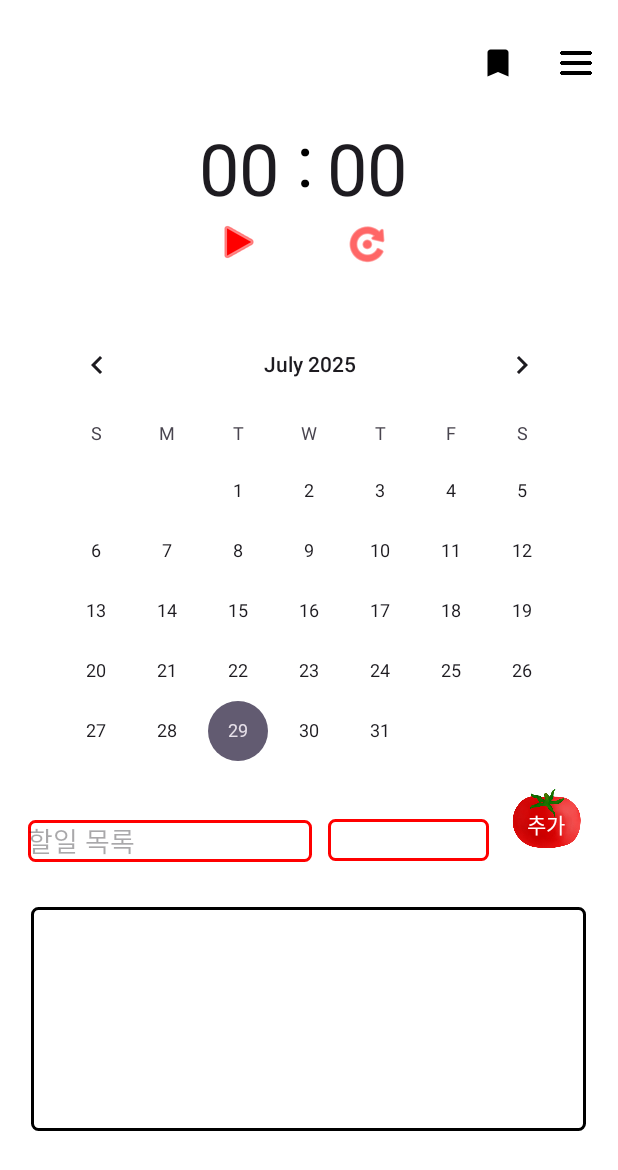
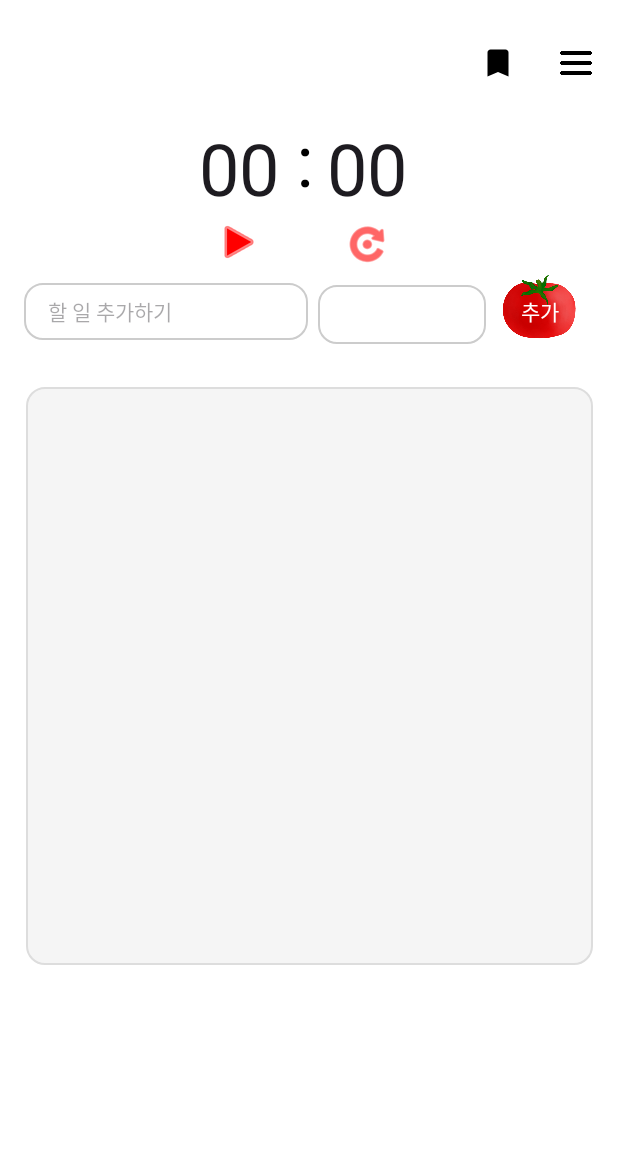
Before and after one commit to stonehenjii/GURU2_3, an Android app: the screen it shows after launch (MainActivity), on a phone screen of 412 x 824 dp. Shown: the top 1170 px of the screen. Run offline under Robolectric (Android 15) with nearby library versions, the phone set to English and light mode, and no system bars.

Commit message:
UI 수정

```diff
--- a/app/src/main/java/com/example/guru2_3/DatabaseHelper.kt
+++ b/app/src/main/java/com/example/guru2_3/DatabaseHelper.kt
@@ -2,6 +2,7 @@ import android.content.ContentValues
 import android.content.Context
 import android.database.sqlite.SQLiteDatabase
 import android.database.sqlite.SQLiteOpenHelper
+import com.example.guru2_3.TodoItem
 
 class DatabaseHelper(context: Context) : SQLiteOpenHelper(context, DATABASE_NAME, null, DATABASE_VERSION) {
 
@@ -520,4 +521,5 @@ class DatabaseHelper(context: Context) : SQLiteOpenHelper(context, DATABASE_NAME
     }
 
 
+
 }
--- a/app/src/main/java/com/example/guru2_3/MainActivity.kt
+++ b/app/src/main/java/com/example/guru2_3/MainActivity.kt
@@ -12,6 +12,7 @@ import android.view.MenuItem
 import android.view.View
 import android.widget.ArrayAdapter
 import android.widget.Button
+import android.widget.CalendarView
 import android.widget.EditText
 import android.widget.ImageButton
 import android.widget.ImageView
@@ -32,6 +33,9 @@ import androidx.core.view.WindowInsetsCompat
 import androidx.recyclerview.widget.DividerItemDecoration
 import androidx.recyclerview.widget.LinearLayoutManager
 import androidx.recyclerview.widget.RecyclerView
+import java.text.SimpleDateFormat
+import java.util.Calendar
+import java.util.Locale
 import java.util.Timer
 import kotlin.concurrent.timer
 
@@ -49,6 +53,7 @@ class MainActivity : AppCompatActivity() {
     private var isTimeSet = false
     private var isBreak = false
     private var userId: Long = 0
+    private var selectedDate: String =""
     //투두리스트 변수
 
     lateinit var  minTextView : TextView
@@ -62,6 +67,7 @@ class MainActivity : AppCompatActivity() {
     lateinit var  recyclerView: RecyclerView
     lateinit var spinner: Spinner
     lateinit var spinnerAdapter: ArrayAdapter<String>
+    //lateinit var calendarView : CalendarView
 
 
     private lateinit var dbHelper: DatabaseHelper
@@ -84,6 +90,7 @@ class MainActivity : AppCompatActivity() {
 
         Log.d("MainActivity", "studyTime: $studyTime, shortBreak: $shortBreak, longBreak: $longBreak, session: $session")
 
+
         // 상태바 색 변경 코드 추가
         // window.statusBarColor = ContextCompat.getColor(this, R.color.mainRed)
         window.decorView.systemUiVisibility = View.SYSTEM_UI_FLAG_LIGHT_STATUS_BAR  // 상태바 아이콘을 검정색으로
@@ -104,6 +111,7 @@ class MainActivity : AppCompatActivity() {
         recyclerView = findViewById(R.id.recyclerView)
         spinner = findViewById(R.id.spinner)
 
+
         todoAdapter = TodoAdapter(mutableListOf())
 
         recyclerView.layoutManager = LinearLayoutManager(this)
@@ -114,23 +122,27 @@ class MainActivity : AppCompatActivity() {
         val dividerItemDecoration = DividerItemDecoration(this, DividerItemDecoration.VERTICAL)
         recyclerView.addItemDecoration(dividerItemDecoration)
 
+        //태그
         spinnerAdapter = ArrayAdapter(this, android.R.layout.simple_spinner_item, mutableListOf())
         spinnerAdapter.setDropDownViewResource(android.R.layout.simple_spinner_dropdown_item)
         spinner.adapter = spinnerAdapter
 
-
         val tagPairs = dbHelper.getAllTags(userId)  // List<Pair<Long, String>>
         val tagNames = tagPairs.map { it.second }   // List<String>
-        val adapter = ArrayAdapter(this, android.R.layout.simple_spinner_item, tagNames)
-        adapter.setDropDownViewResource(android.R.layout.simple_spinner_dropdown_item)
-        spinner.adapter = adapter
+        spinnerAdapter.clear()
+        spinnerAdapter.addAll(tagNames)
+        spinnerAdapter.notifyDataSetChanged()
+
+        //캘린더
+//        val calendar = Calendar.getInstance()
+//        selectedDate = SimpleDateFormat("yyyy-MM-dd", Locale.getDefault()).format(calendar.time)
 
 
         listBtn.setOnClickListener {
             val text = todoListEdt.text.toString()
             val selectedTag = spinner.selectedItem as? String ?: "태그 없음"
             if (text.isNotBlank()) {
-                todoAdapter.addItem(TodoItem(text, selectedTag))
+                todoAdapter.addItem(TodoItem(text, selectedTag,selectedDate))
                 todoListEdt.text.clear()
             } else {
                 Toast.makeText(this, "할 일을 입력하세요", Toast.LENGTH_SHORT).show()
@@ -165,6 +177,11 @@ class MainActivity : AppCompatActivity() {
         resetButton.setOnClickListener {
             reset()
         }
+
+        // 날짜 선택 리스너
+        //calendarView.setOnDateChangeListener { _, year, month, dayOfMonth ->
+
+        //}
 
 //        // --- 여기에 DatabaseHelper 관련 코드 추가 ---
 //        // 1. DatabaseHelper 인스턴스 생성
@@ -302,4 +319,6 @@ class MainActivity : AppCompatActivity() {
         spinnerAdapter.notifyDataSetChanged()
     }
 
+
+
 }
--- a/app/src/main/java/com/example/guru2_3/TodoAdapter.kt
+++ b/app/src/main/java/com/example/guru2_3/TodoAdapter.kt
@@ -39,4 +39,10 @@ class TodoAdapter(
         items.add(todo)
         notifyItemInserted(items.size - 1)
     }
+
+    fun setItems(newItems: List<TodoItem>) {
+        items.clear()
+        items.addAll(newItems)
+        notifyDataSetChanged()
+    }
 }
--- a/app/src/main/java/com/example/guru2_3/TodoItem.kt
+++ b/app/src/main/java/com/example/guru2_3/TodoItem.kt
@@ -2,5 +2,6 @@ package com.example.guru2_3
 
 data class TodoItem(
     var text: String,
-    var tagName: String
+    var tagName: String,
+    var date: String
 )
--- /dev/null
+++ b/app/src/main/res/drawable/edittext_rounded.xml
@@ -0,0 +1,5 @@
+<shape xmlns:android="http://schemas.android.com/apk/res/android">
+    <solid android:color="#FFFFFF"/>
+    <corners android:radius="12dp"/>
+    <stroke android:width="1dp" android:color="#CCCCCC"/>
+</shape>
--- /dev/null
+++ b/app/src/main/res/drawable/recyclerview_rounded.xml
@@ -0,0 +1,5 @@
+<shape xmlns:android="http://schemas.android.com/apk/res/android">
+    <solid android:color="#F5F5F5"/>
+    <corners android:radius="12dp"/>
+    <stroke android:width="1dp" android:color="#DDDDDD"/>
+</shape>
--- a/app/src/main/res/layout/activity_test.xml
+++ b/app/src/main/res/layout/activity_test.xml
@@ -117,86 +117,79 @@
         app:srcCompat="@android:drawable/ic_media_pause"
         app:tint="@color/red" />
 
-    <CalendarView
-        android:id="@+id/calendarView2"
-        android:layout_width="371dp"
-        android:layout_height="303dp"
-        app:layout_constraintBottom_toBottomOf="parent"
-        app:layout_constraintEnd_toEndOf="parent"
-        app:layout_constraintStart_toStartOf="parent"
-        app:layout_constraintTop_toTopOf="@+id/toolbar"
-        app:layout_constraintVertical_bias="0.383" />
 
     <EditText
         android:id="@+id/todoListEdt"
         android:layout_width="189dp"
-        android:layout_height="28dp"
-        android:layout_marginStart="5dp"
-        android:layout_marginTop="4dp"
-        android:layout_marginEnd="21dp"
-        android:background="@drawable/spinner_background"
-        android:ems="10"
-        android:hint="할일 목록"
+        android:layout_height="38dp"
+        android:layout_marginStart="16dp"
+        android:background="@drawable/edittext_rounded"
+        android:hint="할 일 추가하기"
         android:inputType="text"
+        android:paddingStart="16dp"
+        android:paddingEnd="16dp"
+        android:textSize="14sp"
+        app:layout_constraintBottom_toTopOf="@+id/recyclerView"
+        app:layout_constraintEnd_toStartOf="@+id/spinner"
+        app:layout_constraintHorizontal_bias="0.0"
+        app:layout_constraintStart_toStartOf="parent"
+        app:layout_constraintTop_toBottomOf="@+id/setButton"
+        app:layout_constraintVertical_bias="0.234" />
+
+    <Spinner
+        android:id="@+id/spinner"
+
+        android:layout_width="112dp"
+        android:layout_height="39dp"
+        android:layout_marginEnd="2dp"
+        android:background="@drawable/edittext_rounded"
         app:layout_constraintBottom_toTopOf="@+id/recyclerView"
         app:layout_constraintEnd_toStartOf="@+id/listBtn"
-        app:layout_constraintHorizontal_bias="0.111"
-        app:layout_constraintStart_toStartOf="parent"
-        app:layout_constraintTop_toBottomOf="@+id/calendarView2"
-        app:layout_constraintVertical_bias="0.0" />
+        app:layout_constraintTop_toBottomOf="@+id/resetButton"
+        app:layout_constraintVertical_bias="0.25" />
+
+    <ImageButton
+        android:id="@+id/listBtn"
+        android:layout_width="66dp"
+        android:layout_height="53dp"
+        android:layout_marginTop="113dp"
+        android:layout_marginEnd="20dp"
+        android:backgroundTint="@color/white"
+        android:padding="1dp"
+        android:scaleType="centerInside"
+        app:layout_constraintEnd_toEndOf="parent"
+        app:layout_constraintTop_toBottomOf="@+id/toolbar"
+        app:srcCompat="@drawable/maintomato" />
+
 
     <androidx.recyclerview.widget.RecyclerView
         android:id="@+id/recyclerView"
-        android:layout_width="370dp"
-        android:layout_height="149dp"
-        android:layout_marginBottom="40dp"
-        android:background="@drawable/recycle_background_color"
+        android:layout_width="378dp"
+        android:layout_height="385dp"
+        android:layout_margin="16dp"
+        android:layout_marginTop="5dp"
+        android:layout_marginBottom="50dp"
+        android:background="@drawable/recyclerview_rounded"
+        android:padding="8dp"
         app:layout_constraintBottom_toBottomOf="parent"
         app:layout_constraintEnd_toEndOf="parent"
-        app:layout_constraintHorizontal_bias="0.487"
         app:layout_constraintStart_toStartOf="parent"
-        app:layout_constraintTop_toBottomOf="@+id/todoListEdt" />
-
-    <ImageButton
-        android:id="@+id/listBtn"
-        android:layout_width="56dp"
-        android:layout_height="50dp"
-        android:layout_marginTop="12dp"
-        android:layout_marginEnd="20dp"
-        android:layout_marginBottom="33dp"
-        android:backgroundTint="@color/white"
-        android:padding="1dp"
-        android:scaleType="centerInside"
-        app:layout_constraintBottom_toTopOf="@+id/recyclerView"
-        app:layout_constraintEnd_toEndOf="parent"
-        app:layout_constraintTop_toBottomOf="@+id/calendarView2"
-        app:layout_constraintVertical_bias="0.195"
-        app:srcCompat="@drawable/maintomato" />
+        app:layout_constraintTop_toBottomOf="@+id/listBtn"
+        app:layout_constraintVertical_bias="0.044" />
 
     <TextView
         android:id="@+id/textView7"
         android:layout_width="wrap_content"
         android:layout_height="wrap_content"
+        android:layout_marginTop="8dp"
         android:text="추가"
         android:textColor="@color/white"
         app:layout_constraintBottom_toBottomOf="@+id/listBtn"
         app:layout_constraintEnd_toEndOf="@+id/listBtn"
+        app:layout_constraintHorizontal_bias="0.526"
         app:layout_constraintStart_toStartOf="@+id/listBtn"
-        app:layout_constraintTop_toTopOf="@+id/listBtn" />
-
-    <Spinner
-        android:id="@+id/spinner"
-        android:layout_width="107dp"
-        android:layout_height="28dp"
-        android:layout_marginStart="1dp"
-        android:layout_marginTop="5dp"
-        android:background="@drawable/spinner_background"
-        app:layout_constraintBottom_toTopOf="@+id/recyclerView"
-        app:layout_constraintEnd_toStartOf="@+id/listBtn"
-        app:layout_constraintHorizontal_bias="0.476"
-        app:layout_constraintStart_toEndOf="@+id/todoListEdt"
-        app:layout_constraintTop_toBottomOf="@+id/calendarView2"
-        app:layout_constraintVertical_bias="0.476" />
+        app:layout_constraintTop_toTopOf="@+id/listBtn"
+        app:layout_constraintVertical_bias="0.3" />
 
 
 </androidx.constraintlayout.widget.ConstraintLayout>
```
